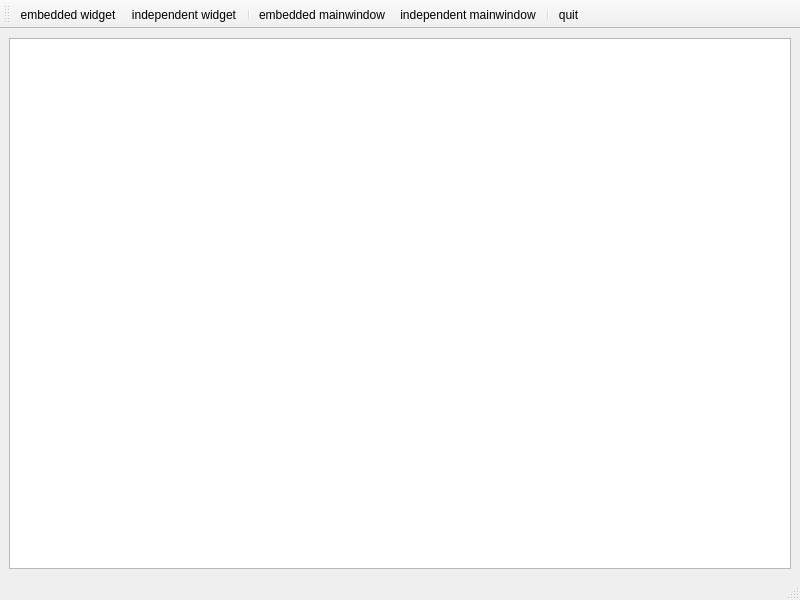
faithlocus/test_qt, file multi_widget/qwmainwindow.ui: the form before one commit.
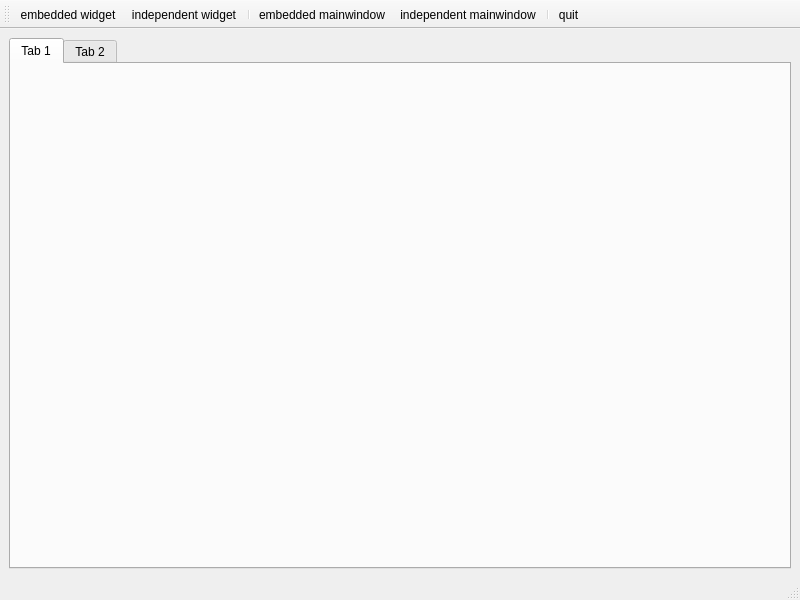
The form after the commit. Icons and pictures are not drawn.

Commit message: tabwidget 而不是tablewidget

Diff of the .ui file:
```diff
--- a/multi_widget/qwmainwindow.ui
+++ b/multi_widget/qwmainwindow.ui
@@ -16,7 +16,18 @@
   <widget class="QWidget" name="centralwidget">
    <layout class="QHBoxLayout" name="horizontalLayout">
     <item>
-     <widget class="QTableWidget" name="tableWidget"/>
+     <widget class="QTabWidget" name="tabWidget">
+      <widget class="QWidget" name="tab">
+       <attribute name="title">
+        <string>Tab 1</string>
+       </attribute>
+      </widget>
+      <widget class="QWidget" name="tab_2">
+       <attribute name="title">
+        <string>Tab 2</string>
+       </attribute>
+      </widget>
+     </widget>
     </item>
    </layout>
   </widget>
```
The commit also changes 1 other file.
